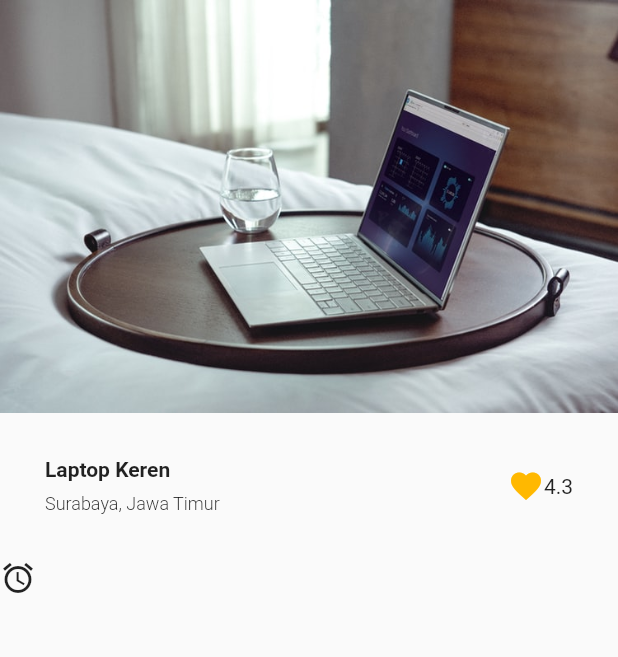
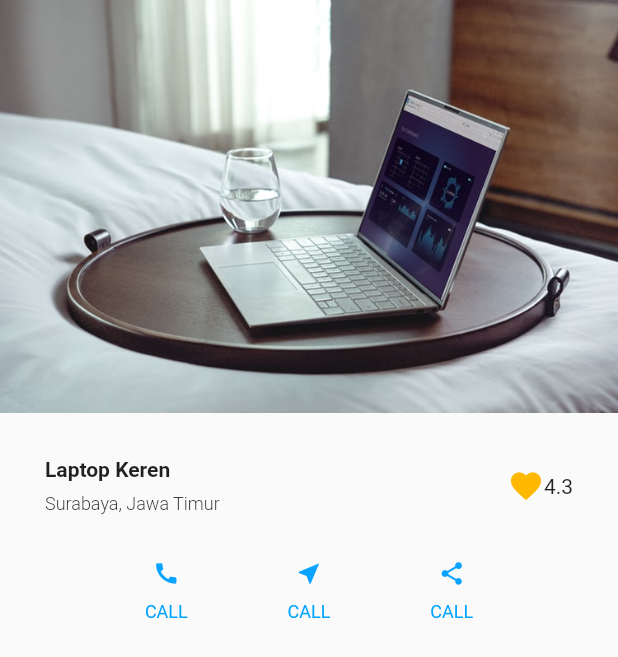
Before and after one commit to hartantosantoso7/Basic_UI, a Flutter app: the screen it shows after launch, on a phone screen of 412 x 824 dp. Shown: the top 657 px of the screen. Run offline on Flutter 3.47's test engine with Material 2 defaults, Android fonts, the phone set to English and light mode, and no system bars.

Commit message:
menambah icon

```diff
--- a/lib/homepage_view.dart
+++ b/lib/homepage_view.dart
@@ -45,8 +45,55 @@ class HomePage extends StatelessWidget {
             SizedBox(
               height: 30,
             ),
-            Row(
-              children: [Icon(Icons.access_alarm)],
+            Padding(
+              padding: EdgeInsets.symmetric(horizontal: 30),
+              child: Row(
+                mainAxisAlignment: MainAxisAlignment.spaceEvenly,
+                children: [
+                  Column(children: [
+                    Icon(
+                      Icons.call,
+                      color: Color(0xff0aa3ff),
+                      size: 18,
+                    ),
+                    SizedBox(
+                      height: 10,
+                    ),
+                    Text(
+                      'CALL',
+                      style: TextStyle(color: Color(0xff00a3ff), fontSize: 12),
+                    )
+                  ]),
+                  Column(children: [
+                    Icon(
+                      Icons.near_me,
+                      color: Color(0xff0aa3ff),
+                      size: 18,
+                    ),
+                    SizedBox(
+                      height: 10,
+                    ),
+                    Text(
+                      'CALL',
+                      style: TextStyle(color: Color(0xff00a3ff), fontSize: 12),
+                    )
+                  ]),
+                  Column(children: [
+                    Icon(
+                      Icons.share,
+                      color: Color(0xff0aa3ff),
+                      size: 18,
+                    ),
+                    SizedBox(
+                      height: 10,
+                    ),
+                    Text(
+                      'CALL',
+                      style: TextStyle(color: Color(0xff00a3ff), fontSize: 12),
+                    )
+                  ]),
+                ],
+              ),
             )
           ],
         ),
```
